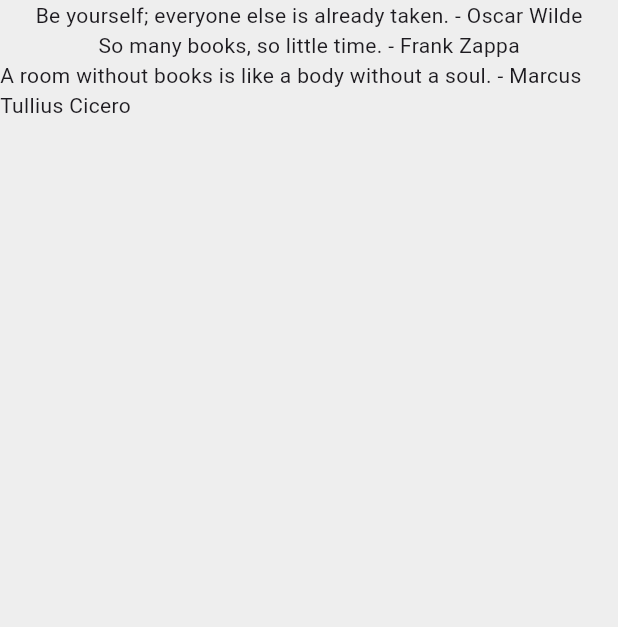
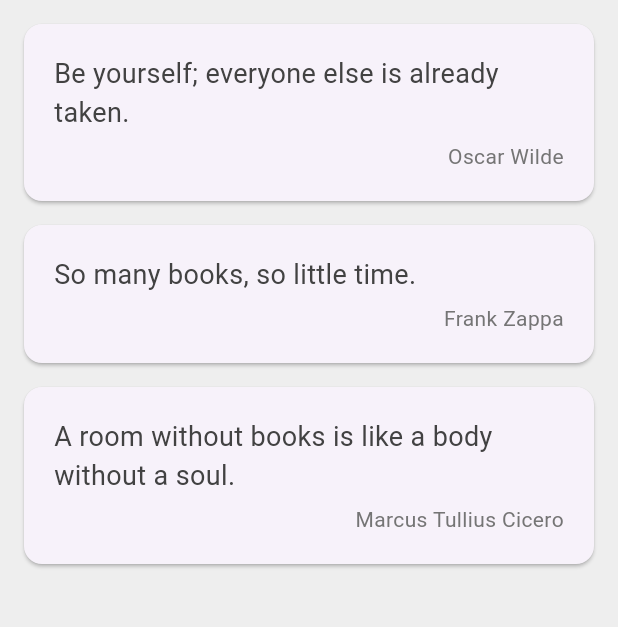
Before and after one commit to NnAsankaMadushan/flutterProjects, a Flutter app: the screen it shows after launch, on a phone screen of 412 x 824 dp, the part 84-711 px from its top. Run offline on Flutter 3.47's test engine with Material 3 defaults, Android fonts, the light colour scheme and no system bars.

Commit message:
feat: cards

```diff
--- a/quotes/lib/main.dart
+++ b/quotes/lib/main.dart
@@ -19,6 +19,36 @@
     Quote("A room without books is like a body without a soul.", "Marcus Tullius Cicero"),
   ];
 
+  Widget quoteTemplate (quote) {
+    return Card(
+      margin: EdgeInsets.fromLTRB(16.0, 16.0, 16.0, 0),
+      child: Padding(
+        padding: const EdgeInsets.all(20.0),
+        child: Column(
+            crossAxisAlignment: CrossAxisAlignment.stretch,
+            children: [
+              Text(
+                '${quote.text}',
+                style: TextStyle(
+                  fontSize: 18.0,
+                  color: Colors.grey[800],
+                ),
+              ),
+              SizedBox(height: 6.0),
+              Text(
+                '${quote.author}',
+                style: TextStyle(
+                  fontSize: 14.0,
+                  color: Colors.grey[600],
+                ),
+                textAlign: TextAlign.right,
+              ),
+            ],
+          ),
+      ),
+    );
+  }
+
 
   @override
   Widget build(BuildContext context) {
@@ -34,7 +64,7 @@
         centerTitle: true,
         backgroundColor: Colors.redAccent,
       ),
-      body: Column(children: quotes.map((quote) => Text('${quote.text} - ${quote.author}')).toList()),
+      body: Column(children: quotes.map((quote) => quoteTemplate(quote)).toList()),
     );
   }
 }
```
